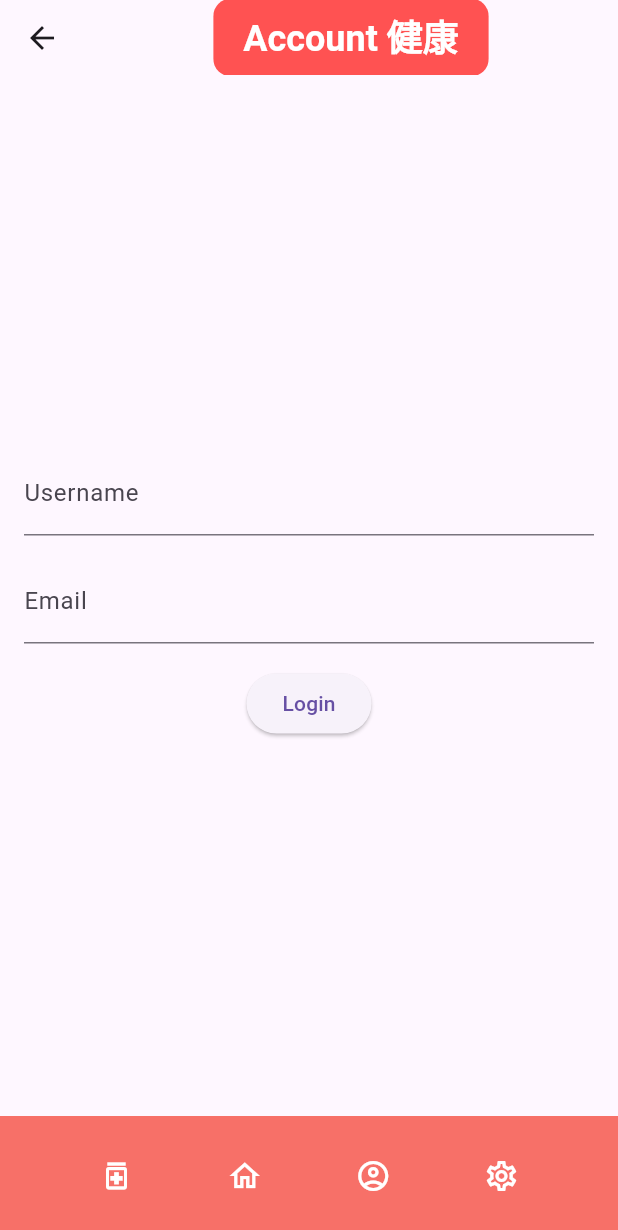
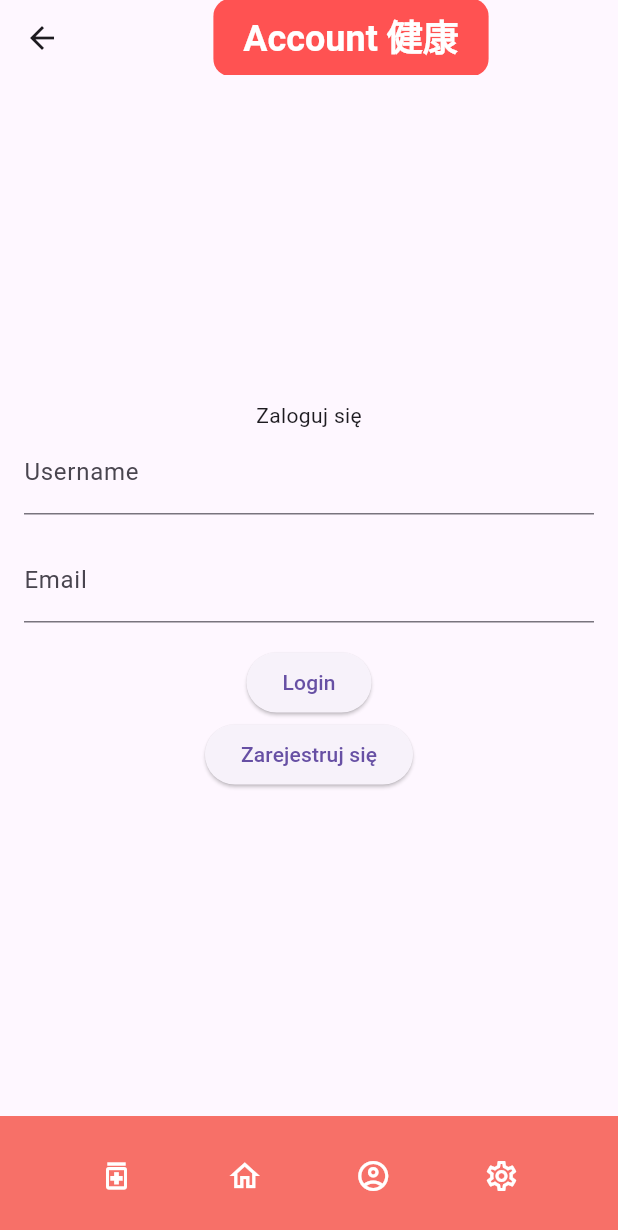
Before and after one commit to s25940-pj/kenko, a Flutter app: the AccountScreen screen opened by its route, on a phone screen of 412 x 824 dp. Shown: the top 1230 px of the screen. Run offline on Flutter 3.47's test engine with Material 3 defaults, Android fonts, the phone set to English and light mode, and no system bars; our stand-ins replace bloc, cloud_firestore, equatable, firebase_core, flutter_bloc, shared_preferences; accounts and stored records are empty; Roboto replaces fonts that are missing (Avenir).

Commit message:
Rejestrowanie użytkownika

```diff
--- a/lib/screens/account/account_screen.dart
+++ b/lib/screens/account/account_screen.dart
@@ -26,6 +26,7 @@ class _AccountScreenState extends State<AccountScreen> {
   bool isEmailValid = false;
   TextEditingController userNameController = TextEditingController();
   TextEditingController usermailController = TextEditingController();
+  bool isNotRegisterVisible = true;
 
   @override
   void initState() {
@@ -70,9 +71,11 @@ class _AccountScreenState extends State<AccountScreen> {
     }
   }
   Widget buildLoginScreen() {
+    if(isNotRegisterVisible){
       return Column(
         mainAxisAlignment: MainAxisAlignment.center,
         children: [
+          Text("Zaloguj się"),
           TextField(
             controller: userNameController,
             decoration: InputDecoration(labelText: "Username"),
@@ -89,9 +92,50 @@ class _AccountScreenState extends State<AccountScreen> {
           ElevatedButton(onPressed: () async  {
             await checkUserExis();
             saveUserID();
-        }, child: Text('Login'))
+          }, child: Text('Login')),
+          ElevatedButton(onPressed: (){
+            setState(() {
+              isNotRegisterVisible = false;
+              buildLoginScreen();
+            });
+          }, child: Text('Zarejestruj się'),
+          ),
+
         ],
       );
+    }else{
+      return Column(
+          mainAxisAlignment: MainAxisAlignment.center,
+          children:[
+            Text("Rejestracja"),
+            ListTile(
+              title: TextField(
+                controller: userNameController,
+                decoration: InputDecoration(labelText: "Imię"),
+              ),
+            ),
+            ListTile(
+              title: TextField(
+                controller: usermailController,
+                decoration: InputDecoration(labelText: "E-mail"),
+              ),
+            ),
+            ElevatedButton(onPressed: () async{
+              sendAccToFirebase();
+              isNotRegisterVisible = true;
+              buildLoginScreen();
+            }, child: Text('potwierdz'),
+            ),
+            ElevatedButton(onPressed: (){
+              setState(() {
+                isNotRegisterVisible = true;
+                buildLoginScreen();
+              });
+            }, child: Text('Wróć do Logowania'),
+            ),
+          ]
+      );
+    }
   }
   Future <void> checkUserExis() async {
     final QuerySnapshot querySnapshot = await FirebaseFirestore.instance
@@ -99,12 +143,14 @@ class _AccountScreenState extends State<AccountScreen> {
         .where('name', isEqualTo: userNameController.text)
         .where('mail', isEqualTo: usermailController.text)
         .get();
+
     if (querySnapshot.docs.isNotEmpty) {
       final DocumentSnapshot documentSnapshot = querySnapshot.docs.first;
       setState(() {
         userName = documentSnapshot['name'];
         userEmail = documentSnapshot['mail'];
         userId = documentSnapshot.id;
+        print("jest taki user");
       });
     } else {
       setState(() {
@@ -167,7 +213,6 @@ class _AccountScreenState extends State<AccountScreen> {
       MaterialPageRoute(builder: (context)=>const AccountScreen()),
     );
   }
-
   Future<void> fetUserIdFromSharedPreferences() async{
     SharedPreferences prefs = await SharedPreferences.getInstance();
     String storedUserId = prefs.getString('userId') ?? '';
@@ -177,4 +222,19 @@ class _AccountScreenState extends State<AccountScreen> {
     });
     fetchDataFromFirebase();
   }
+
+  void sendAccToFirebase() async {
+    int randomId = DateTime.now().millisecondsSinceEpoch;
+    String ID = randomId.toString();
+    await FirebaseFirestore.instance.collection('users').doc(ID).set(
+        {
+          'name': userNameController.text,
+          'mail': usermailController.text,
+        });
+    usermailController.clear();
+    userNameController.clear();
+    isNotRegisterVisible = true;
+    buildLoginScreen();
   }
+
+}
```
Lines whose indentation alone changed are shown as unchanged.
